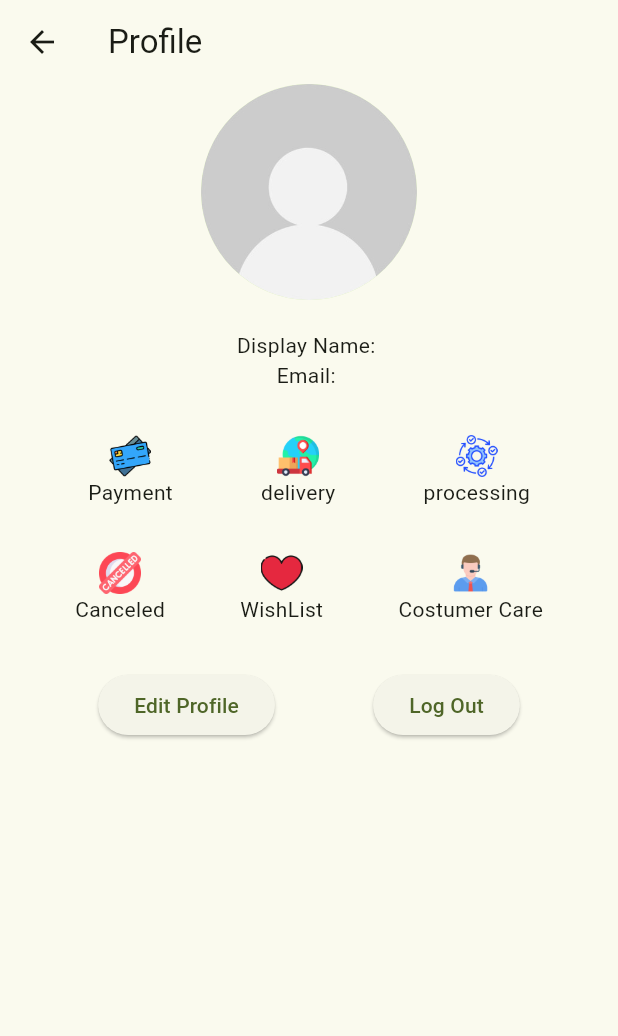
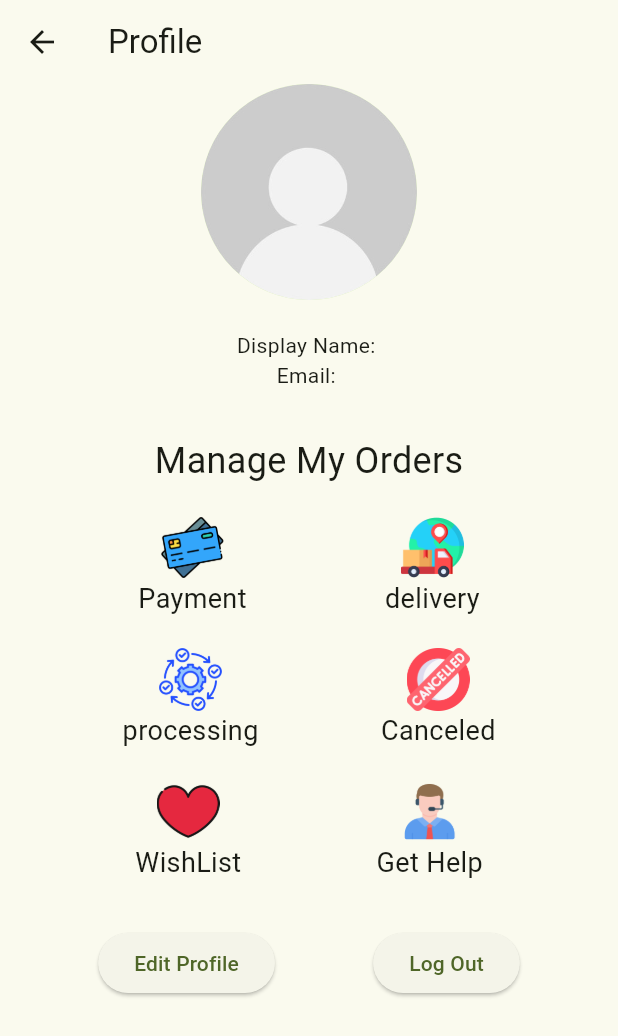
Before and after one commit to yassirsalmi/Ecart, a Flutter app: the ProfilePage screen opened by its route, on a phone screen of 412 x 824 dp. Shown: the top 1036 px of the screen. Run offline on Flutter 3.47's test engine with Material 3 defaults, Android fonts, the phone set to English and light mode, and no system bars; our stand-ins replace cloud_firestore, firebase_auth, firebase_core, get, google_sign_in; accounts and stored records are empty.

Commit message:
profile updated

```diff
--- a/lib/views/home/home_page.dart
+++ b/lib/views/home/home_page.dart
@@ -48,37 +48,25 @@ class HomePage extends StatelessWidget {
               children: [
                 // The header of the screen the menu, logo and the bag of shopping
                 Row(
-                  mainAxisAlignment: MainAxisAlignment.spaceBetween,
+                  mainAxisAlignment: MainAxisAlignment.center,
                   children: [
-                    IconButton(
-                      onPressed: () {},
-                      icon: const Icon(
-                        Icons.menu,
-                        color: Color(0xFF95CD2C),
-                        size: 36,
-                      ),
+                    SizedBox(
+                      height: 42,
+                      child: Image.asset('assets/logos/ecart_logo.png'),
                     ),
                     const Text(
                       txt.appName,
                       style: TextStyle(color: Color(0xFF95CD2C), fontSize: 32),
                     ),
-                    IconButton(
-                      onPressed: () {},
-                      icon: const Icon(
-                        //the icon need to change
-                        Icons.shopping_bag_outlined,
-                        color: Color(0xFF95CD2C),
-                        size: 36,
-                      ),
-                    ),
                   ],
                 ),
-                const Text(
-                  txt.landingText,
-                  style: TextStyle(
-                    fontWeight: FontWeight.bold,
-                    fontSize: 16,
-                    // color: Color(0xFF95CD2C),
+                const Center(
+                  child: Text(
+                    txt.landingText,
+                    style: TextStyle(
+                      fontWeight: FontWeight.bold,
+                      fontSize: 16,
+                    ),
                   ),
                 ),
                 smallSpace(),
--- a/lib/views/profile/components/orders.dart
+++ b/lib/views/profile/components/orders.dart
@@ -15,69 +15,94 @@ class Orders extends StatelessWidget {
             Column(
               children: [
                 SizedBox(
-                  height: 28,
+                  height: 42,
                   child: Image.asset('assets/icons/profile_icons/payment.png'),
                 ),
                 const SizedBox(width: 4),
-                const Text('Payment'),
+                const Text(
+                  'Payment',
+                  style: TextStyle(fontSize: 18),
+                ),
               ],
             ),
             Column(
               children: [
                 SizedBox(
-                  height: 28,
+                  height: 42,
                   child: Image.asset('assets/icons/profile_icons/delivery.png'),
                 ),
                 const SizedBox(width: 4),
-                const Text('delivery'),
+                const Text(
+                  'delivery',
+                  style: TextStyle(fontSize: 18),
+                ),
+              ],
+            ),
+          ],
+        ),
+        meduimSpace(),
+        Row(
+          mainAxisAlignment: MainAxisAlignment.spaceEvenly,
+          children: [
+            Column(
+              children: [
+                SizedBox(
+                  height: 42,
+                  child:
+                      Image.asset('assets/icons/profile_icons/processus.png'),
+                ),
+                const SizedBox(width: 4),
+                const Text(
+                  'processing',
+                  style: TextStyle(fontSize: 18),
+                ),
               ],
             ),
             Column(
               children: [
                 SizedBox(
-                  height: 28,
-                  child:
-                      Image.asset('assets/icons/profile_icons/processus.png'),
+                  height: 42,
+                  child: Image.asset('assets/icons/profile_icons/canceled.png'),
                 ),
                 const SizedBox(width: 4),
-                const Text('processing'),
+                const Text(
+                  'Canceled',
+                  style: TextStyle(fontSize: 18),
+                ),
               ],
             ),
           ],
         ),
-        bigSpace(),
+        meduimSpace(),
         Row(
           mainAxisAlignment: MainAxisAlignment.spaceEvenly,
           children: [
             // 3 component in a row
+
             Column(
               children: [
                 SizedBox(
-                  height: 28,
-                  child: Image.asset('assets/icons/profile_icons/canceled.png'),
+                  height: 42,
+                  child: Image.asset('assets/icons/profile_icons/wishlist.png'),
                 ),
                 const SizedBox(width: 4),
-                const Text('Canceled'),
+                const Text(
+                  'WishList',
+                  style: TextStyle(fontSize: 18),
+                ),
               ],
             ),
             Column(
               children: [
                 SizedBox(
-                  height: 28,
-                  child: Image.asset('assets/icons/profile_icons/wishlist.png'),
-                ),
-                const SizedBox(width: 4),
-                const Text('WishList'),
-              ],
-            ),
-            Column(
-              children: [
-                SizedBox(
-                  height: 28,
+                  height: 42,
                   child: Image.asset('assets/icons/profile_icons/costumer.png'),
                 ),
                 const SizedBox(width: 4),
-                const Text('Costumer Care'),
+                const Text(
+                  'Get Help',
+                  style: TextStyle(fontSize: 18),
+                ),
               ],
             ),
           ],
--- a/lib/views/profile/profile_page.dart
+++ b/lib/views/profile/profile_page.dart
@@ -35,6 +35,13 @@ class ProfilePage extends StatelessWidget {
                       Text('Display Name: ${user!.displayName ?? "N/A"}'),
                       Text('Email: ${user.email ?? "N/A"}'),
                       bigSpace(),
+                      const Text(
+                        'Manage My Orders',
+                        style: TextStyle(
+                          fontSize: 24,
+                        ),
+                      ),
+                      meduimSpace(),
                       // My orders and favorite items ... component must be aded here
                       const Orders(),
                       bigSpace(),
```
